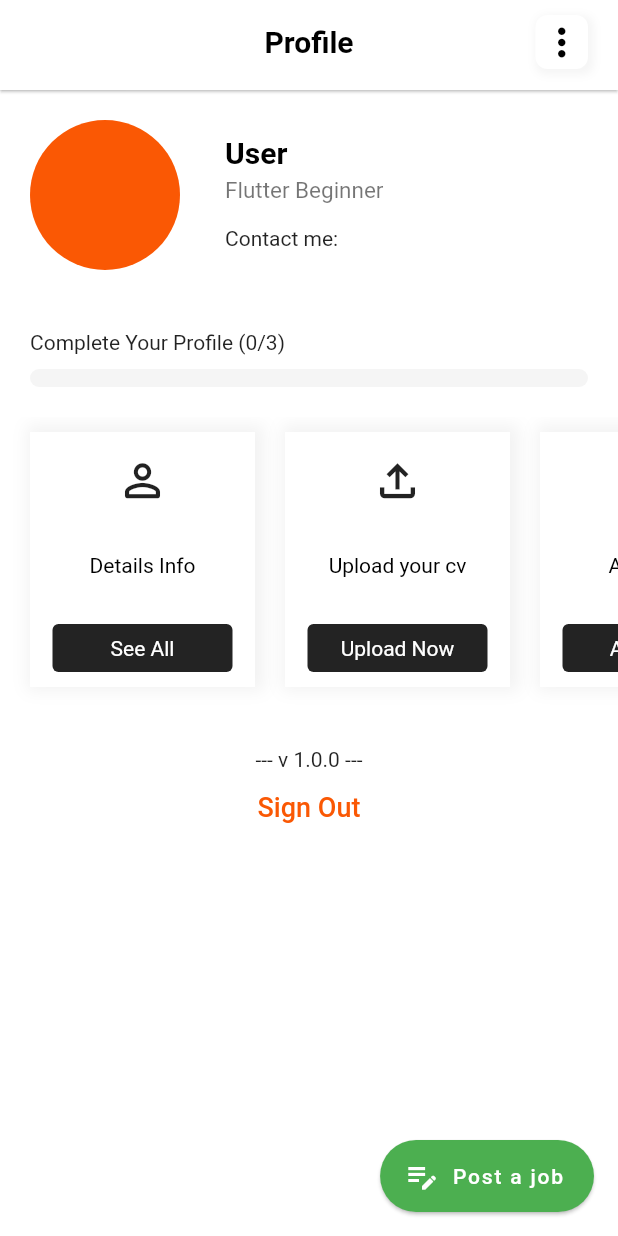
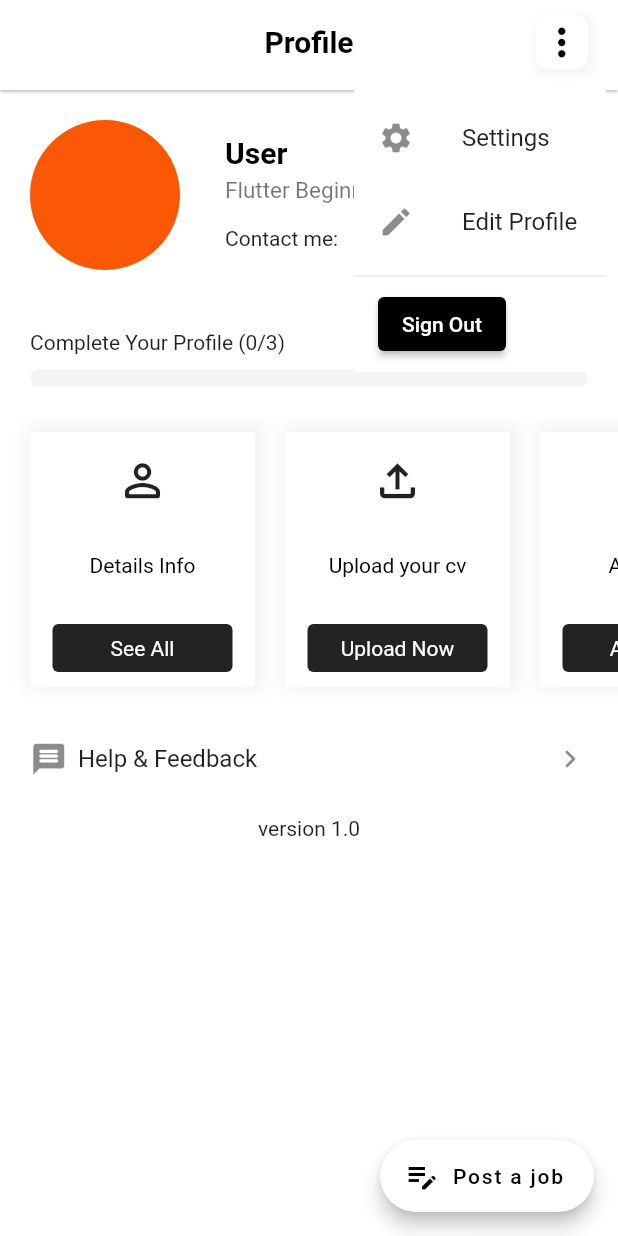
Before and after one commit to thetooaung07/job-portal, a Flutter app: the AccountPage screen opened by its route, after a tap on the "more vert" icon, on a phone screen of 412 x 824 dp. Run offline on Flutter 3.47's test engine with Material 2 defaults, Android fonts, the light colour scheme and no system bars; our stand-ins replace cloud_firestore, firebase_auth, firebase_core, flutter_svg, fluttertoast, get; accounts and stored records are empty; network calls fail; Roboto replaces fonts that are missing (Circular).

Commit message:
Add loading in login and sign up page + popupmenuBtn in account page

```diff
--- a/lib/controller/auth_page_controller.dart
+++ b/lib/controller/auth_page_controller.dart
@@ -65,6 +65,7 @@ class AuthController extends GetxController {
     // validate ? add User : show error.
     // if (signUpForm?.currentState?.validate() != true) return;
     cPassFocusNode.unfocus();
+    isLoading.value = true;
     try {
       //authenticate user
       UserCredential _cre = await firebaseAuth.createUserWithEmailAndPassword(
@@ -87,8 +88,8 @@ class AuthController extends GetxController {
         // user created successfully
         Get.find<UserAccountController>().user = user;
       }
-      ;
 
+      isLoading.value = false;
       await Fluttertoast.showToast(
               msg: "Success",
               backgroundColor: Colors.green,
@@ -121,7 +122,7 @@ class AuthController extends GetxController {
 
       Get.find<UserAccountController>().user =
           await FirestoreHelper().getUser(_cre.user!.uid);
-
+      isLoading.value = false;
       await Fluttertoast.showToast(
               msg: "Success",
               backgroundColor: Colors.green,
@@ -132,6 +133,7 @@ class AuthController extends GetxController {
       reset();
     } catch (e) {
       print(e);
+      isLoading.value = false;
       await Fluttertoast.showToast(
               toastLength: Toast.LENGTH_LONG,
               msg: e.toString(),
--- a/lib/controller/bottom_nav_bar_controller.dart
+++ b/lib/controller/bottom_nav_bar_controller.dart
@@ -2,9 +2,9 @@ import 'package:flutter/cupertino.dart';
 import 'package:get/get.dart';
 
 class BottomNavBarController extends GetxController {
-  RxInt selectedIndex = 3.obs;
+  RxInt selectedIndex = 0.obs;
   final PageController pageController = PageController(
-    initialPage: 3,
+    initialPage: 0,
   );
 
   void onPageChange(index) {
--- a/lib/global.dart
+++ b/lib/global.dart
@@ -1,8 +1,11 @@
 import 'package:cloud_firestore/cloud_firestore.dart';
 import 'package:firebase_auth/firebase_auth.dart';
+import 'package:job_portal/services/auth_service.dart';
 
 final FirebaseAuth firebaseAuth = FirebaseAuth.instance;
 final FirebaseFirestore firebaseFirestore = FirebaseFirestore.instance;
+
+final AuthService authService = AuthService();
 
 // final List<String> profileStats = [
 //   "cvFile",
--- a/lib/model/job_model.dart
+++ b/lib/model/job_model.dart
@@ -11,6 +11,7 @@ class JobModel {
   String workHour = ""; // 9 to 5
   String minSalary = ""; // Min - Max
   String maxSalary = ""; // Min - Max
+  String companyLogo = "";
   List<String> responsibilities = [];
   List<String> requirements = [];
 
@@ -25,6 +26,7 @@ class JobModel {
       required this.minSalary,
       required this.maxSalary,
       required this.responsibilities,
+      required this.companyLogo,
       required this.requirements,
       required this.techSkills});
 
@@ -38,6 +40,7 @@ class JobModel {
     jobType = doc["jobType"];
     minSalary = doc["minSalary"];
     maxSalary = doc["maxSalary"];
+    companyLogo = doc["companyLogo"];
     responsibilities = doc["responsibilities"];
     requirements = doc["requirements"];
     techSkills = doc["techSkills"];
@@ -55,5 +58,6 @@ class JobModel {
         "requirements": requirements,
         "techSkills": techSkills,
         "jobType": jobType,
+        "companyLogo": companyLogo,
       };
 }
--- a/lib/view/account_page.dart
+++ b/lib/view/account_page.dart
@@ -23,17 +23,7 @@ class AccountPage extends StatelessWidget {
         appBar: MyAppBar(
           label: "Profile",
           action: [
-            Container(
-              margin: EdgeInsets.fromLTRB(0, 10, 20, 10),
-              child: CustomIconButton(
-                onTap: () {},
-                child: Icon(
-                  Icons.more_vert_rounded,
-                  size: 30,
-                  color: Colors.black,
-                ),
-              ),
-            ),
+            StyledPopupMenuBtn(),
           ],
         ),
         body: SafeArea(
@@ -281,45 +271,29 @@ class AccountPage extends StatelessWidget {
                     //     Icon(Icons.edit_note_rounded),
                     //   ]),
                     // ),
-                    // ListTile(
-                    //   horizontalTitleGap: 7,
-                    //   minLeadingWidth: 0,
-                    //   contentPadding: EdgeInsets.symmetric(horizontal: 20),
-                    //   leading: Icon(Icons.settings),
-                    //   title: Text("Setting"),
-                    //   trailing: Icon(Icons.chevron_right_rounded),
-                    // ),
 
-                    // ListTile(
-                    //   horizontalTitleGap: 7,
-                    //   minLeadingWidth: 0,
-                    //   contentPadding: EdgeInsets.symmetric(horizontal: 20),
-                    //   leading: Icon(
-                    //     Icons.message_rounded,
-                    //     size: 25,
-                    //   ),
-                    //   title: Text("Help & Feedback"),
-                    //   trailing: Icon(Icons.chevron_right_rounded),
-                    // ),
+                    ListTile(
+                      horizontalTitleGap: 7,
+                      minLeadingWidth: 0,
+                      contentPadding: EdgeInsets.symmetric(horizontal: 20),
+                      leading: Icon(
+                        Icons.message_rounded,
+                        size: 25,
+                      ),
+                      title: Text("Help & Feedback"),
+                      trailing: Icon(Icons.chevron_right_rounded),
+                    ),
 
                     Container(
-                      margin: EdgeInsets.only(top: 20),
+                      margin: EdgeInsets.only(top: 10, left: 20, right: 20),
                       width: Get.width,
-                      child: Column(
+                      child: Row(
+                        mainAxisAlignment: MainAxisAlignment.center,
                         crossAxisAlignment: CrossAxisAlignment.center,
                         children: [
-                          Text("--- v 1.0.0 ---"),
-                          GetBuilder<AuthController>(
-                            builder: (controller) => TextButton(
-                              child: Text(
-                                "Sign Out",
-                                style: TextStyle(fontSize: 18),
-                              ),
-                              onPressed: () {
-                                controller.signOut();
-                              },
-                            ),
-                          ),
+                          Text(
+                            "version 1.0",
+                          )
                         ],
                       ),
                     )
@@ -329,17 +303,84 @@ class AccountPage extends StatelessWidget {
             ),
           ),
         ),
-        // floatingActionButtonLocation: FloatingActionButtonLocation.endDocked,
+        // floatingActionButtonLocation: FloatingActionButtonLocation.miniEndTop,
         floatingActionButton: FloatingActionButton.extended(
-          elevation: 1,
-          highlightElevation: 2,
-          icon: Icon(Icons.edit_note),
-          label: Text("Post a job"),
-          backgroundColor: Colors.green,
+          elevation: 5,
+          highlightElevation: 8,
+          icon: Icon(
+            Icons.edit_note,
+            color: Colors.black,
+          ),
+          label: Text(
+            "Post a job",
+            style: TextStyle(color: Colors.black),
+          ),
+          backgroundColor: Colors.white,
           onPressed: () {
             Get.toNamed(RouteNames.postJob);
           },
         ));
+  }
+}
+
+class StyledPopupMenuBtn extends StatelessWidget {
+  const StyledPopupMenuBtn({
+    Key? key,
+  }) : super(key: key);
+
+  @override
+  Widget build(BuildContext context) {
+    return Theme(
+      data: ThemeData(
+        splashColor: Colors.transparent,
+        highlightColor: Colors.transparent,
+      ),
+      child: PopupMenuButton<dynamic>(
+        splashRadius: 0,
+        // color: Colors.transparent,
+        elevation: 0,
+        position: PopupMenuPosition.under,
+        child: Container(
+          margin: EdgeInsets.fromLTRB(0, 10, 20, 10),
+          child: CustomIconButton(
+            // onTap: () {},
+            child: Icon(
+              Icons.more_vert_rounded,
+              size: 30,
+              color: Colors.black,
+            ),
+          ),
+        ),
+        itemBuilder: (context) => [
+          PopupMenuItem(
+            child: ListTile(
+              leading: Icon(Icons.settings),
+              title: Text("Settings"),
+            ),
+          ),
+          PopupMenuItem(
+            child: ListTile(
+              leading: Icon(Icons.edit),
+              title: Text("Edit Profile"),
+            ),
+          ),
+          PopupMenuDivider(),
+          PopupMenuItem(
+            child: GetBuilder<AuthController>(
+              builder: (controller) => ElevatedButton(
+                style: ElevatedButton.styleFrom(primary: Colors.black),
+                child: Text(
+                  "Sign Out",
+                ),
+                onPressed: () {
+                  controller.signOut();
+                },
+              ),
+            ),
+          ),
+        ],
+      ),
+    );
   }
 }
 
```
Also changed, not shown: lib/TODO.txt (+11 -0 lines), lib/controller/app_controller.dart (+25 -1 lines), lib/middleware/auth_middleware.dart (added, +7 -0 lines), lib/services/auth_service.dart (added, +8 -0 lines), lib/view/login/login_page.dart (+14 -3 lines), lib/view/login/signup_page.dart (+14 -3 lines), lib/view/post_job_page.dart (+27 -9 lines).
